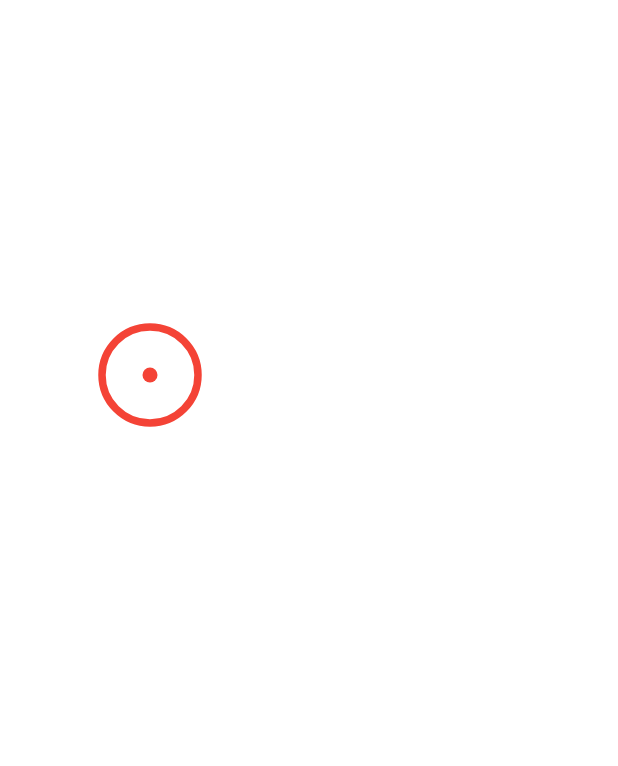
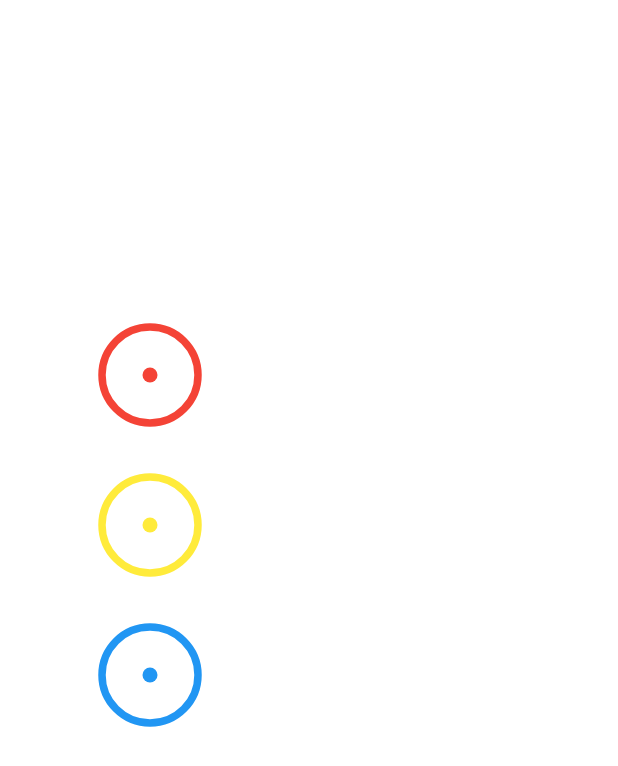
Before and after one commit to Aleadinglight/Flutter-Blinking-Point, a Flutter app: the first screen one second after launch, on a phone screen of 412 x 824 dp. Shown: the top 766 px of the screen. Run offline on Flutter 3.47's test engine with Material 2 defaults, Android fonts, the phone set to English and light mode, and no system bars.

Commit message:
added License and update pubspeec.yaml

```diff
--- a/lib/blinking_point.dart
+++ b/lib/blinking_point.dart
@@ -80,7 +80,6 @@ class LogoAnimation extends AnimatedWidget {
   @override
   Widget build(BuildContext context) {
     Animation animation = listenable;
-    print(animation.value);
     return new CustomPaint(
       foregroundPainter: Circle(
         xCoor: xCoor,
--- a/lib/main.dart
+++ b/lib/main.dart
@@ -38,12 +38,29 @@ class MyHomePage extends StatefulWidget {
 class _MyHomePageState extends State<MyHomePage> {
   @override
   Widget build(BuildContext context) {
-    return new BlinkingPoint(
-      xCoor: 100.0,
-      yCoor: 500.0,
-      pointColor: Colors.red,
-      pointSize: 10.0,
+    return new Stack(
+      children: [
+        new BlinkingPoint(
+          xCoor: 100.0,
+          yCoor: 500.0,
+          pointColor: Colors.red,
+          pointSize: 10.0,
+        ),
+        new BlinkingPoint(
+          xCoor: 100.0,
+          yCoor: 700.0,
+          pointColor: Colors.yellow,
+          pointSize: 10.0,
+        ),
+        new BlinkingPoint(
+          xCoor: 100.0,
+          yCoor: 900.0,
+          pointColor: Colors.blue,
+          pointSize: 10.0,
+        ),
+      ],
     );
+
     // return new LmaoApp(
     //   xCoor: 100.0,
     //   yCoor: 600.0,
--- a/pubspec.yaml
+++ b/pubspec.yaml
@@ -1,5 +1,7 @@
 name: blinking_point
-description: A new Flutter project.
+description: Create a blinking point for navigating purpose.
+author: Tam Nguyen <huutamnguyen2302@gmail.com>
+homepage: https://github.com/Aleadinglight/Flutter-Blinking-Point
 
 # The following defines the version and build number for your application.
 # A version number is three numbers separated by dots, like 1.2.43
```
Also changed, not shown: 1 other file.
